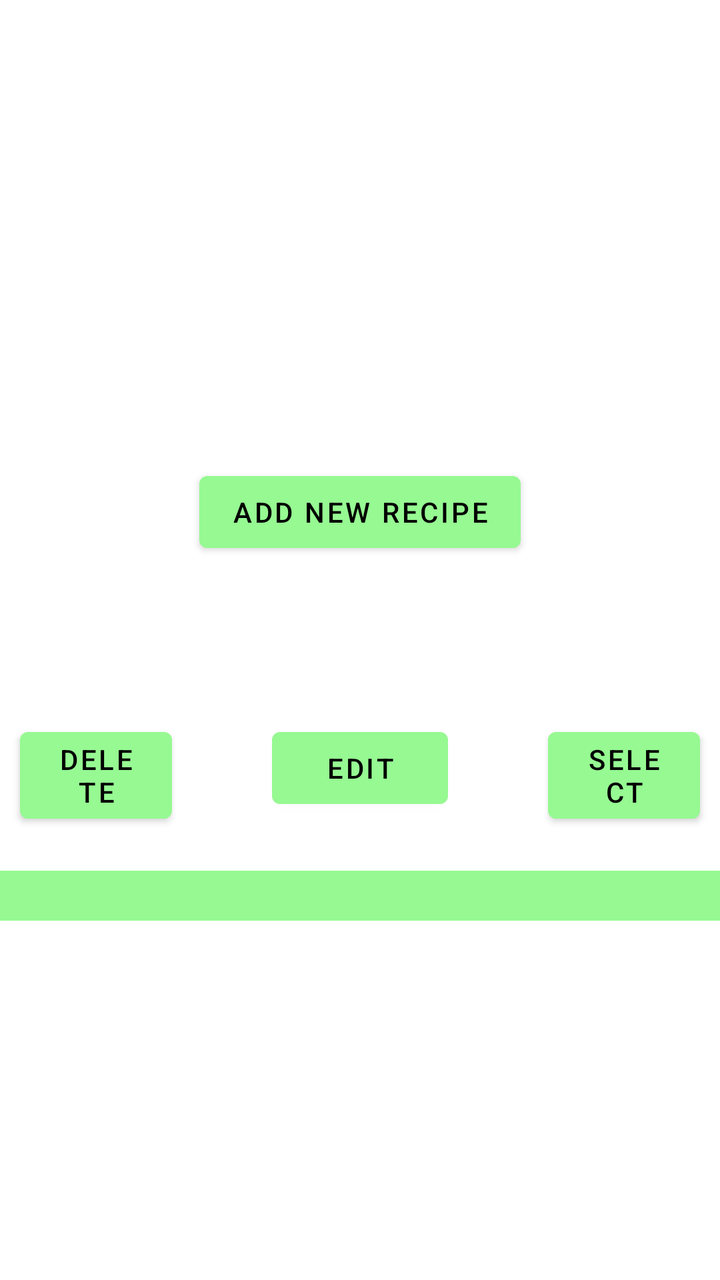
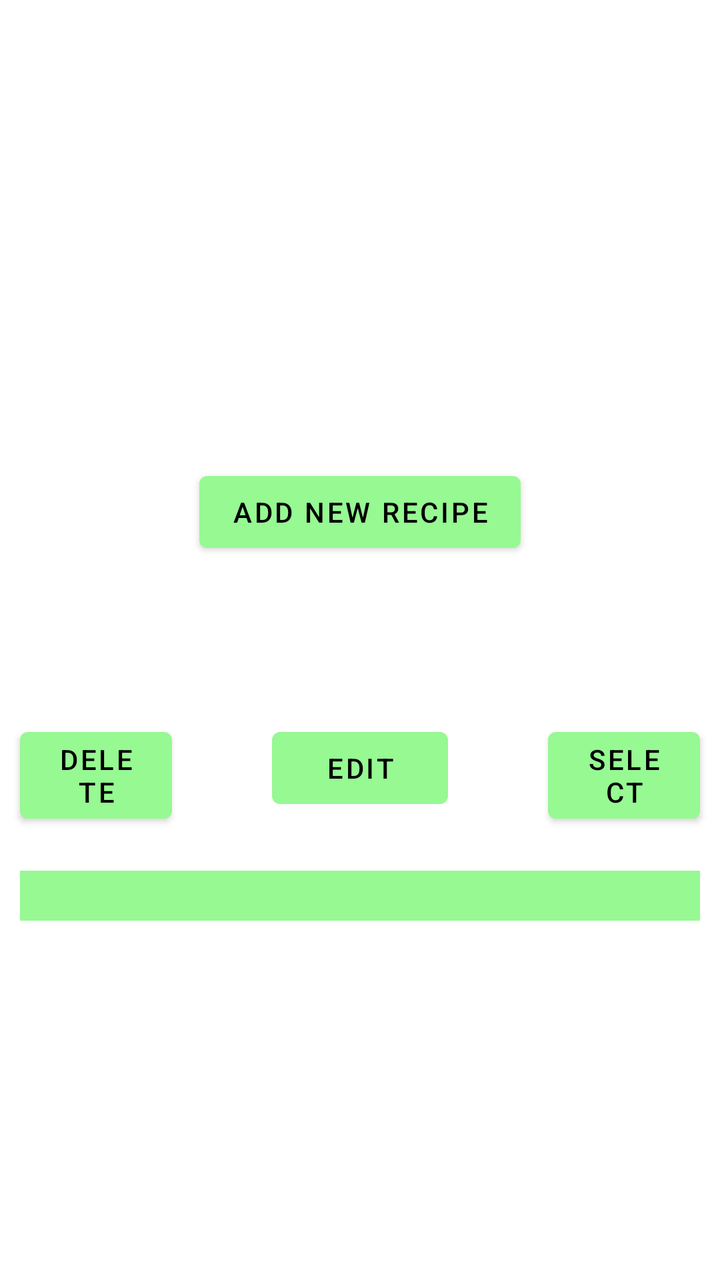

The first picture is an Android layout as it rendered before a commit; the second is the same layout after the commit. The layout source and the unified diff follow.
<!-- AndroidManifest.xml: application theme Theme.FYP -->
<!-- res/layout/fragment_recipe.xml -->
<?xml version="1.0" encoding="utf-8"?>
<RelativeLayout xmlns:android="http://schemas.android.com/apk/res/android"
    xmlns:tools="http://schemas.android.com/tools"
    android:layout_width="match_parent"
    android:layout_height="match_parent"
    xmlns:app="http://schemas.android.com/apk/res-auto"
    tools:context=".RecipeFragment">

    <Button
        android:layout_width="wrap_content"
        android:layout_height="wrap_content"
        android:layout_above="@+id/horizontalView"
        android:layout_centerHorizontal="true"
        android:layout_marginBottom="40dp"
        android:text="Add new Recipe"
        android:id="@+id/addRecipe"
        android:textColor="@color/primaryTextColor" />

    <androidx.recyclerview.widget.RecyclerView
        android:id="@+id/horizontalView"
        android:layout_width="match_parent"
        android:layout_height="wrap_content"
        android:layout_centerInParent="true"
        android:orientation="horizontal">

    </androidx.recyclerview.widget.RecyclerView>

    <RelativeLayout
        android:layout_width="match_parent"
        android:layout_height="wrap_content"
        android:layout_below="@+id/horizontalView"
        android:paddingTop="40dp"
        android:id="@+id/DESbuttons">

        <Button
            android:id="@+id/delete"
            android:layout_width="wrap_content"
            android:layout_height="wrap_content"
            android:layout_alignParentStart="true"
            android:layout_marginStart="10dp"
            android:layout_marginEnd="50dp"
            android:layout_toStartOf="@+id/edit"

            android:text="Delete"
            android:textColor="@color/primaryTextColor" />

        <Button
            android:id="@+id/edit"
            android:layout_width="wrap_content"
            android:layout_height="wrap_content"
            android:layout_centerHorizontal="true"
            android:text="Edit"
            android:textColor="@color/primaryTextColor" />

        <Button
            android:id="@+id/select"
            android:layout_width="wrap_content"
            android:layout_height="wrap_content"
            android:layout_alignParentEnd="true"
            android:layout_marginStart="50dp"
            android:layout_marginEnd="10dp"
            android:layout_toEndOf="@+id/edit"
            android:text="Select"
            android:textColor="@color/primaryTextColor" />

    </RelativeLayout>

    <Spinner
        android:layout_width="match_parent"
        android:layout_height="wrap_content"
        android:layout_below="@id/DESbuttons"
        android:layout_marginTop="20dp"
        android:textAlignment="center"
        android:background="@color/primaryColor"
        android:minHeight="25dp"

        android:id="@+id/filterSpinner" />

</RelativeLayout>
<!-- resources referenced by this layout -->
<resources>
  <color name="primaryColor">#96f992</color>
  <color name="primaryTextColor">#000000</color>
  <style name="Theme.FYP" parent="Theme.MaterialComponents.DayNight.NoActionBar">
          
          <item name="colorPrimary">@color/primaryColor</item>
          <item name="colorPrimaryVariant">@color/primaryLightColor</item>
          <item name="colorOnPrimary">#FFFFFF</item>
          
          <item name="colorSecondary">@color/secondaryColor</item>
          <item name="colorSecondaryVariant">@color/secondaryLightColor</item>
          <item name="colorOnSecondary">#FFFFFF</item>
          
          <item name="android:statusBarColor" tools:targetApi="l">?attr/colorPrimaryVariant</item>
          
  
          <item name="android:windowBackground">#FFFFFF</item>
  
      </style>
  <color name="primaryLightColor">#caffc3</color>
  <color name="secondaryColor">#f377f6</color>
  <color name="secondaryLightColor">#ffaaff</color>
</resources>

<!-- the commit's change to res/layout/fragment_recipe.xml (unified diff, before → after) -->
@@ -66,14 +66,15 @@
     </RelativeLayout>
 
     <Spinner
+        android:id="@+id/filterSpinner"
         android:layout_width="match_parent"
         android:layout_height="wrap_content"
         android:layout_below="@id/DESbuttons"
         android:layout_marginTop="20dp"
-        android:textAlignment="center"
         android:background="@color/primaryColor"
         android:minHeight="25dp"
-
-        android:id="@+id/filterSpinner" />
+        android:layout_marginEnd="10dp"
+        android:layout_marginStart="10dp"
+        android:textAlignment="center" />
 
 </RelativeLayout>
